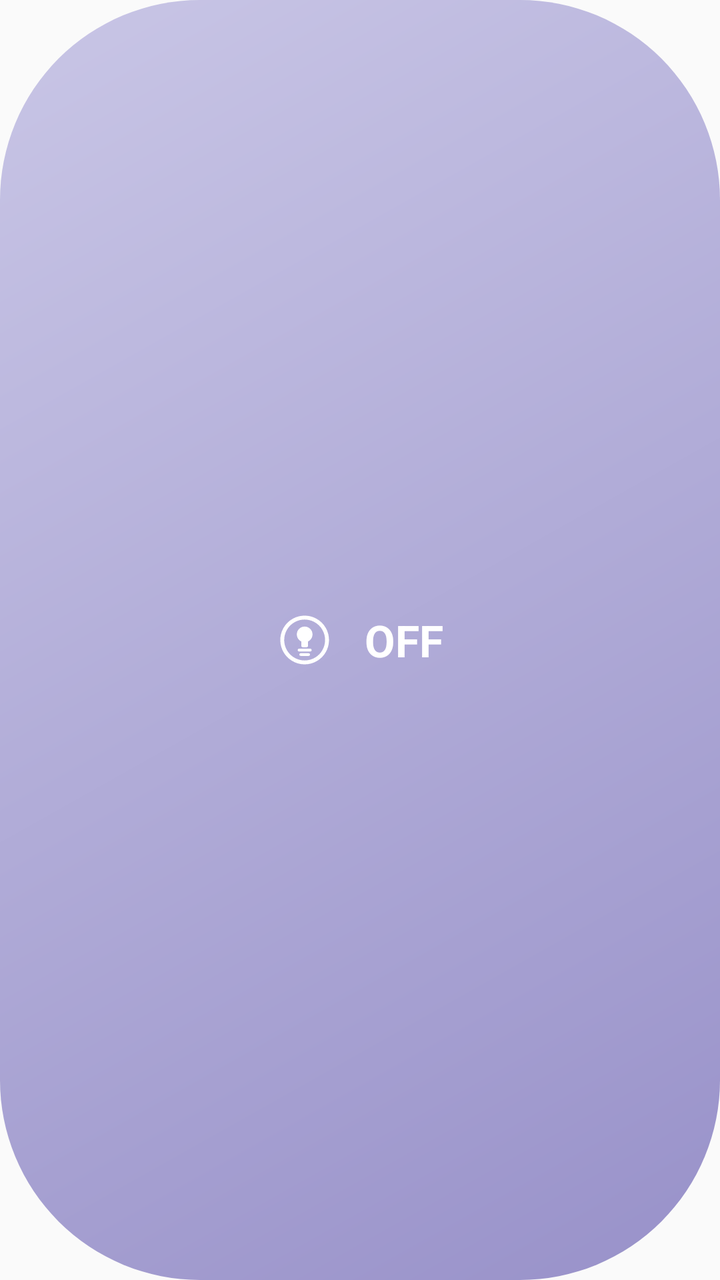
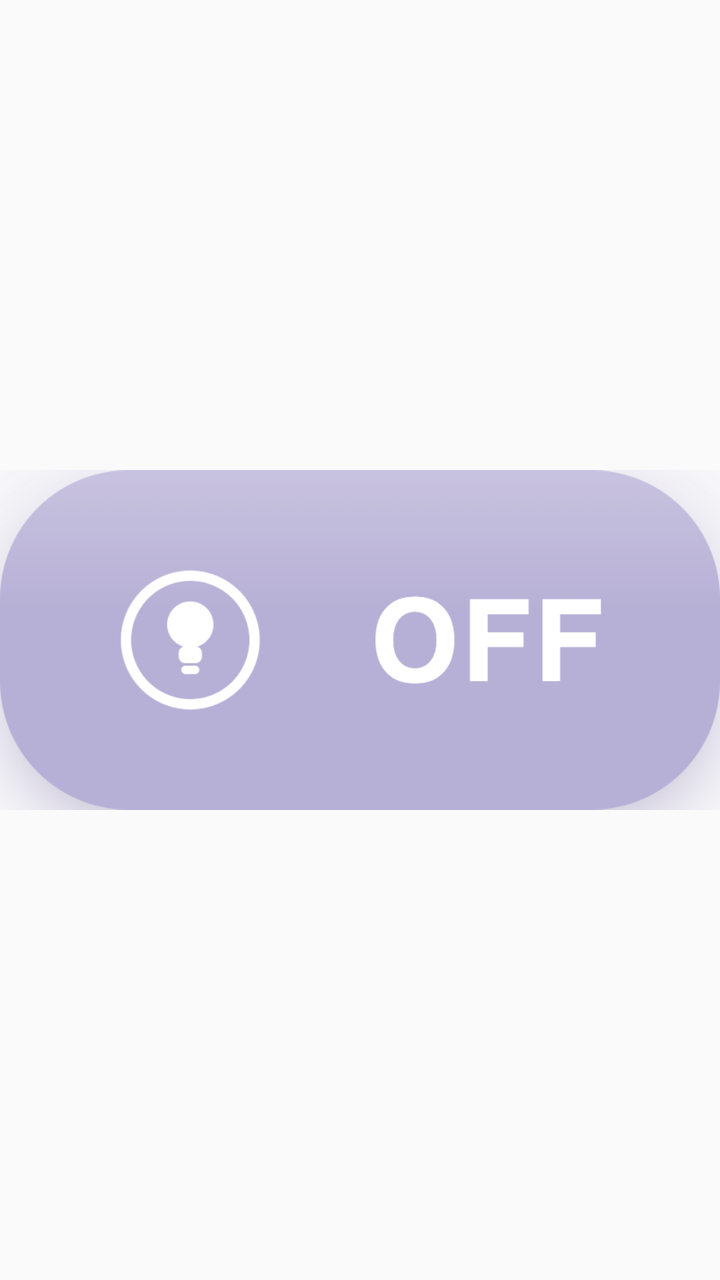

Compare the two renders of this Android layout. The source of the first and the diff that turns it into the second are given below.
<!-- AndroidManifest.xml: application theme Theme.PodSwitch -->
<!-- res/layout/widget_podswitch.xml -->
<?xml version="1.0" encoding="utf-8"?>
<LinearLayout xmlns:android="http://schemas.android.com/apk/res/android"
    android:id="@+id/widget_root"
    android:layout_width="match_parent"
    android:layout_height="match_parent"
    android:orientation="horizontal"
    android:gravity="center"
    android:background="@drawable/widget_bg_off"
    android:paddingHorizontal="20dp"
    android:contentDescription="@string/widget_toggle_desc">

    <ImageView
        android:id="@+id/widget_icon"
        android:layout_width="28dp"
        android:layout_height="28dp"
        android:src="@drawable/ic_widget_bulb"
        android:importantForAccessibility="no" />

    <TextView
        android:id="@+id/widget_state"
        android:layout_width="wrap_content"
        android:layout_height="wrap_content"
        android:layout_marginStart="16dp"
        android:text="@string/widget_state_off"
        android:textAllCaps="true"
        android:textColor="#FFFFFFFF"
        android:textSize="22sp"
        android:textStyle="bold"
        android:importantForAccessibility="no" />

</LinearLayout>
<!-- resources referenced by this layout -->
<resources>
  <!-- drawable ic_widget_bulb (drawable) -->
  <?xml version="1.0" encoding="utf-8"?>
  <vector xmlns:android="http://schemas.android.com/apk/res/android"
      android:width="28dp"
      android:height="28dp"
      android:viewportWidth="100"
      android:viewportHeight="100">
  
      
      <path
          android:pathData="M50,10 A40,40 0 1,1 49.9,10"
          android:strokeColor="#FFFFFF"
          android:strokeWidth="7"
          android:fillColor="#00000000" />
  
      
      <path
          android:pathData="M36,40 a14,14 0 1,0 28,0 a14,14 0 1,0 -28,0"
          android:fillColor="#FFFFFF" />
  
      
      <path
          android:pathData="M44,52 L56,52 L56,60 A3,3 0 0 1 53,63 L47,63 A3,3 0 0 1 44,60 Z"
          android:fillColor="#FFFFFF" />
  
      
      <path
          android:pathData="M40,68 L60,68"
          android:strokeColor="#FFFFFF"
          android:strokeWidth="5"
          android:strokeLineCap="round" />
      <path
          android:pathData="M43,76 L57,76"
          android:strokeColor="#FFFFFF"
          android:strokeWidth="5"
          android:strokeLineCap="round" />
  
  </vector>
  <!-- drawable widget_bg_off (drawable) -->
  <?xml version="1.0" encoding="utf-8"?>
  <shape xmlns:android="http://schemas.android.com/apk/res/android" android:shape="rectangle">
      <gradient
          android:startColor="#C9C6E6"
          android:endColor="#9891C9"
          android:angle="315" />
      <corners android:radius="100dp" />
  </shape>
  <string name="widget_state_off">Off</string>
  <string name="widget_toggle_desc">Toggle PodSwitch on or off</string>
  <style name="Theme.PodSwitch" parent="android:Theme.Material.Light.NoActionBar" />
</resources>

<!-- the commit's change to res/layout/widget_podswitch.xml (unified diff, before → after) -->
@@ -1,31 +1,8 @@
 <?xml version="1.0" encoding="utf-8"?>
-<LinearLayout xmlns:android="http://schemas.android.com/apk/res/android"
-    android:id="@+id/widget_root"
+<ImageView xmlns:android="http://schemas.android.com/apk/res/android"
+    android:id="@+id/widget_image"
     android:layout_width="match_parent"
     android:layout_height="match_parent"
-    android:orientation="horizontal"
-    android:gravity="center"
-    android:background="@drawable/widget_bg_off"
-    android:paddingHorizontal="20dp"
-    android:contentDescription="@string/widget_toggle_desc">
-
-    <ImageView
-        android:id="@+id/widget_icon"
-        android:layout_width="28dp"
-        android:layout_height="28dp"
-        android:src="@drawable/ic_widget_bulb"
-        android:importantForAccessibility="no" />
-
-    <TextView
-        android:id="@+id/widget_state"
-        android:layout_width="wrap_content"
-        android:layout_height="wrap_content"
-        android:layout_marginStart="16dp"
-        android:text="@string/widget_state_off"
-        android:textAllCaps="true"
-        android:textColor="#FFFFFFFF"
-        android:textSize="22sp"
-        android:textStyle="bold"
-        android:importantForAccessibility="no" />
-
-</LinearLayout>
+    android:scaleType="fitCenter"
+    android:src="@drawable/widget_off"
+    android:contentDescription="@string/widget_toggle_desc" />
<!-- resource entries referenced after the edit -->
@@ -1,53 +1,6 @@
 <!-- resources referenced by this layout -->
 <resources>
-  <!-- drawable ic_widget_bulb (drawable) -->
-  <?xml version="1.0" encoding="utf-8"?>
-  <vector xmlns:android="http://schemas.android.com/apk/res/android"
-      android:width="28dp"
-      android:height="28dp"
-      android:viewportWidth="100"
-      android:viewportHeight="100">
-  
-      
-      <path
-          android:pathData="M50,10 A40,40 0 1,1 49.9,10"
-          android:strokeColor="#FFFFFF"
-          android:strokeWidth="7"
-          android:fillColor="#00000000" />
-  
-      
-      <path
-          android:pathData="M36,40 a14,14 0 1,0 28,0 a14,14 0 1,0 -28,0"
-          android:fillColor="#FFFFFF" />
-  
-      
-      <path
-          android:pathData="M44,52 L56,52 L56,60 A3,3 0 0 1 53,63 L47,63 A3,3 0 0 1 44,60 Z"
-          android:fillColor="#FFFFFF" />
-  
-      
-      <path
-          android:pathData="M40,68 L60,68"
-          android:strokeColor="#FFFFFF"
-          android:strokeWidth="5"
-          android:strokeLineCap="round" />
-      <path
-          android:pathData="M43,76 L57,76"
-          android:strokeColor="#FFFFFF"
-          android:strokeWidth="5"
-          android:strokeLineCap="round" />
-  
-  </vector>
-  <!-- drawable widget_bg_off (drawable) -->
-  <?xml version="1.0" encoding="utf-8"?>
-  <shape xmlns:android="http://schemas.android.com/apk/res/android" android:shape="rectangle">
-      <gradient
-          android:startColor="#C9C6E6"
-          android:endColor="#9891C9"
-          android:angle="315" />
-      <corners android:radius="100dp" />
-  </shape>
-  <string name="widget_state_off">Off</string>
+  <!-- drawable widget_off: png bitmap (drawable-nodpi, 64816 bytes) -->
   <string name="widget_toggle_desc">Toggle PodSwitch on or off</string>
   <style name="Theme.PodSwitch" parent="android:Theme.Material.Light.NoActionBar" />
 </resources>
